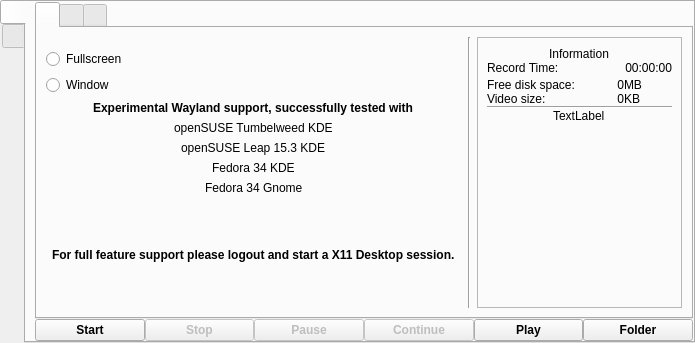
vkohaupt/vokoscreenNG, file src/wayland/formMainWindow_wl.ui: the form before one commit.
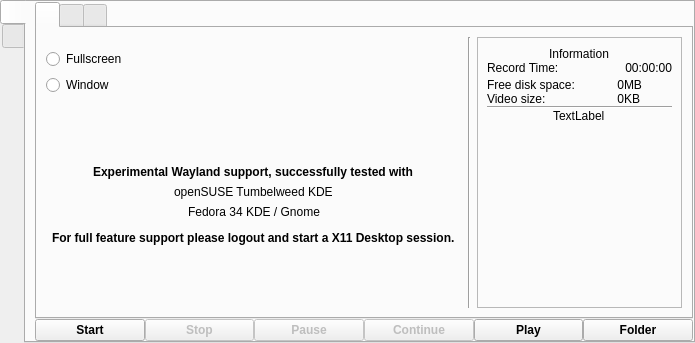
The form after the commit. Icons and pictures are not drawn.

Diff of the .ui file:
```diff
--- a/src/wayland/formMainWindow_wl.ui
+++ b/src/wayland/formMainWindow_wl.ui
@@ -85,14 +85,14 @@
             <string notr="true"/>
            </attribute>
            <layout class="QGridLayout" name="gridLayout_2">
-            <item row="2" column="0">
-             <widget class="QRadioButton" name="radioButtonScreencastFullscreen">
-              <property name="text">
-               <string>Fullscreen</string>
+            <item row="0" column="2" rowspan="11">
+             <widget class="Line" name="line">
+              <property name="orientation">
+               <enum>Qt::Vertical</enum>
               </property>
              </widget>
             </item>
-            <item row="10" column="0" colspan="2" alignment="Qt::AlignHCenter">
+            <item row="9" column="0" colspan="2" alignment="Qt::AlignHCenter">
              <widget class="QLabel" name="label_6">
               <property name="font">
                <font>
@@ -105,35 +105,7 @@
               </property>
              </widget>
             </item>
-            <item row="6" column="0" colspan="2" alignment="Qt::AlignHCenter">
-             <widget class="QLabel" name="label_3">
-              <property name="text">
-               <string notr="true">openSUSE Leap 15.3 KDE</string>
-              </property>
-             </widget>
-            </item>
-            <item row="7" column="0" colspan="2" alignment="Qt::AlignHCenter">
-             <widget class="QLabel" name="label_4">
-              <property name="text">
-               <string notr="true">Fedora 34 KDE</string>
-              </property>
-             </widget>
-            </item>
-            <item row="8" column="0" colspan="2" alignment="Qt::AlignHCenter">
-             <widget class="QLabel" name="label_5">
-              <property name="text">
-               <string>Fedora 34 Gnome</string>
-              </property>
-             </widget>
-            </item>
-            <item row="5" column="0" colspan="2" alignment="Qt::AlignHCenter">
-             <widget class="QLabel" name="label_2">
-              <property name="text">
-               <string notr="true">openSUSE Tumbelweed KDE</string>
-              </property>
-             </widget>
-            </item>
-            <item row="11" column="0">
+            <item row="10" column="0">
              <spacer name="verticalSpacer">
               <property name="orientation">
                <enum>Qt::Vertical</enum>
@@ -146,7 +118,14 @@
               </property>
              </spacer>
             </item>
-            <item row="4" column="0" colspan="2" alignment="Qt::AlignHCenter">
+            <item row="3" column="0">
+             <widget class="QRadioButton" name="radioButtonScreencastWindow">
+              <property name="text">
+               <string>Window</string>
+              </property>
+             </widget>
+            </item>
+            <item row="5" column="0" colspan="2" alignment="Qt::AlignHCenter">
              <widget class="QLabel" name="label">
               <property name="font">
                <font>
@@ -159,14 +138,21 @@
               </property>
              </widget>
             </item>
-            <item row="0" column="2" rowspan="12">
-             <widget class="Line" name="line">
-              <property name="orientation">
-               <enum>Qt::Vertical</enum>
+            <item row="7" column="0" colspan="2" alignment="Qt::AlignHCenter">
+             <widget class="QLabel" name="label_4">
+              <property name="text">
+               <string notr="true">Fedora 34 KDE / Gnome</string>
               </property>
              </widget>
             </item>
-            <item row="0" column="3" rowspan="12">
+            <item row="2" column="0">
+             <widget class="QRadioButton" name="radioButtonScreencastFullscreen">
+              <property name="text">
+               <string>Fullscreen</string>
+              </property>
+             </widget>
+            </item>
+            <item row="0" column="3" rowspan="11">
              <widget class="QFrame" name="frame_information">
               <property name="frameShape">
                <enum>QFrame::StyledPanel</enum>
@@ -307,7 +293,14 @@
               </layout>
              </widget>
             </item>
-            <item row="9" column="0">
+            <item row="6" column="0" colspan="2" alignment="Qt::AlignHCenter">
+             <widget class="QLabel" name="label_2">
+              <property name="text">
+               <string notr="true">openSUSE Tumbelweed KDE</string>
+              </property>
+             </widget>
+            </item>
+            <item row="4" column="0">
              <spacer name="verticalSpacer_3">
               <property name="orientation">
                <enum>Qt::Vertical</enum>
@@ -320,13 +313,6 @@
               </property>
              </spacer>
             </item>
-            <item row="3" column="0">
-             <widget class="QRadioButton" name="radioButtonScreencastWindow">
-              <property name="text">
-               <string>Window</string>
-              </property>
-             </widget>
-            </item>
            </layout>
           </widget>
           <widget class="QWidget" name="tab_2">
```
